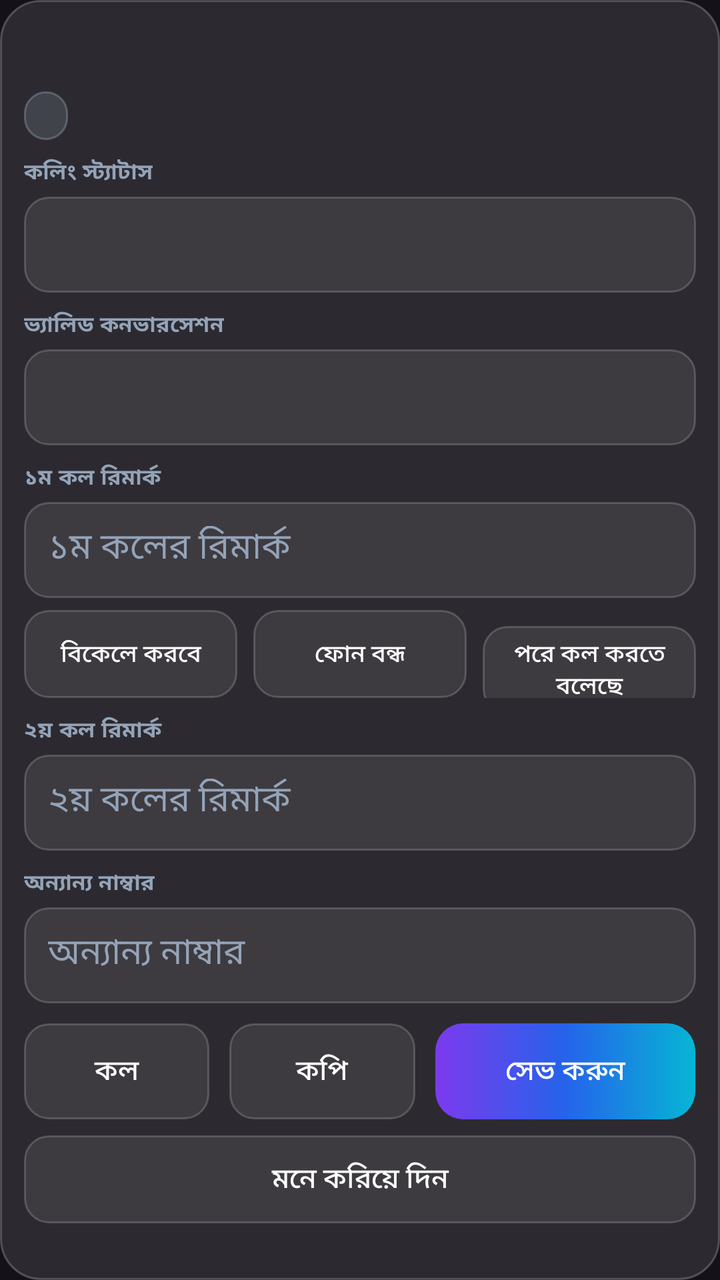
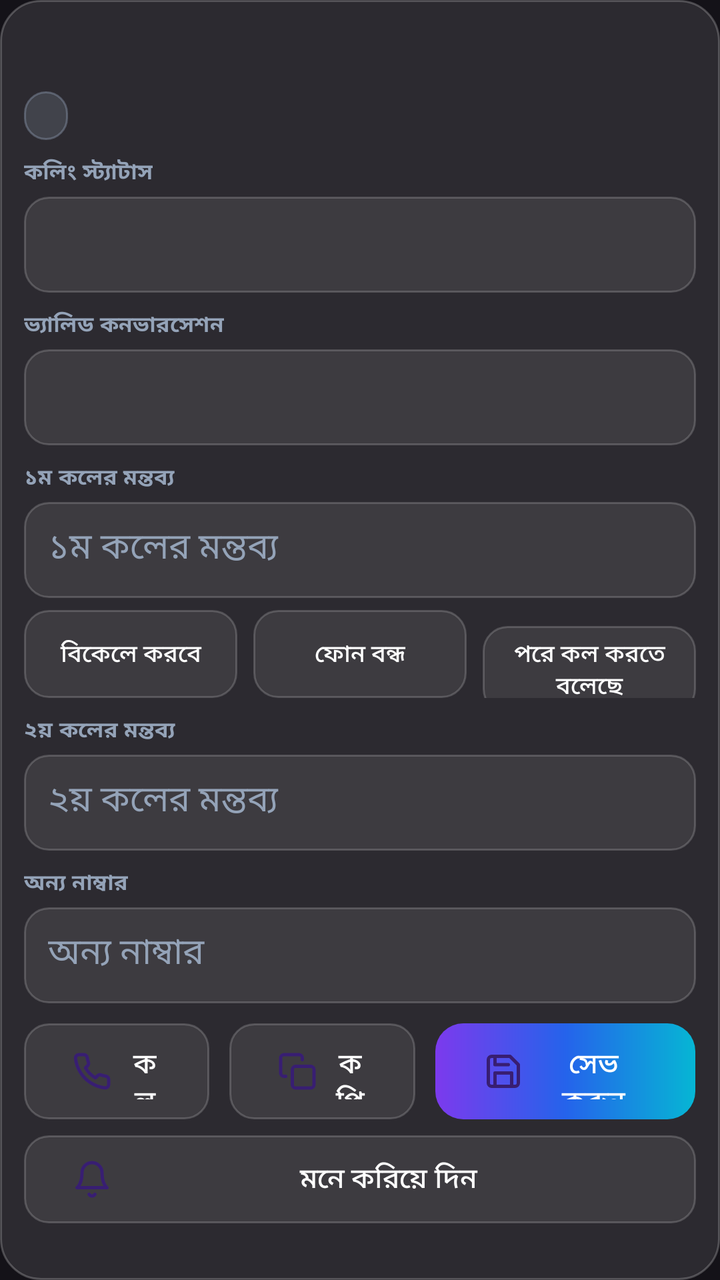

The first picture is an Android layout as it rendered before a commit; the second is the same layout after the commit. The layout source and the unified diff follow.
<!-- AndroidManifest.xml: application theme Theme.Telesales -->
<!-- res/layout/item_row.xml -->
<?xml version="1.0" encoding="utf-8"?>
<LinearLayout xmlns:android="http://schemas.android.com/apk/res/android"
    xmlns:app="http://schemas.android.com/apk/res-auto"
    android:layout_width="match_parent" android:layout_height="wrap_content"
    android:orientation="vertical" android:background="@drawable/glass_card"
    android:layout_margin="6dp" android:padding="12dp">
    <LinearLayout android:layout_width="match_parent" android:layout_height="wrap_content"
        android:orientation="horizontal" android:gravity="center_vertical">
        <TextView android:id="@+id/tvNumber" android:layout_width="0dp" android:layout_height="wrap_content"
            android:layout_weight="1" android:textSize="19sp" android:textStyle="bold"
            android:textColor="@color/white" />
        <TextView android:id="@+id/tvRow" android:layout_width="wrap_content" android:layout_height="wrap_content"
            android:textSize="12sp" android:textColor="@color/lavender" />
    </LinearLayout>
    <LinearLayout android:layout_width="match_parent" android:layout_height="wrap_content"
        android:orientation="horizontal" android:layout_marginTop="8dp">
        <TextView android:id="@+id/tvChipStatus" android:layout_width="wrap_content"
            android:layout_height="wrap_content" android:background="@drawable/chip_grey"
            android:paddingHorizontal="11dp" android:paddingVertical="4dp"
            android:textSize="12sp" android:textStyle="bold" android:textColor="@color/white" />
        <TextView android:id="@+id/tvChipValid" android:layout_width="wrap_content"
            android:layout_height="wrap_content" android:background="@drawable/chip_blue"
            android:paddingHorizontal="11dp" android:paddingVertical="4dp"
            android:layout_marginStart="8dp" android:textSize="12sp" android:textStyle="bold"
            android:textColor="@color/white" android:visibility="gone" />
    </LinearLayout>
    <TextView android:id="@+id/tvHistory" android:layout_width="match_parent"
        android:layout_height="wrap_content" android:textSize="12sp" android:textColor="@color/muted_light"
        android:layout_marginTop="6dp" android:visibility="gone" />
    <TextView android:layout_width="wrap_content" android:layout_height="wrap_content"
        android:text="কলিং স্ট্যাটাস" android:textSize="11sp" android:textStyle="bold"
        android:textColor="@color/muted_light" android:letterSpacing="0.05" android:layout_marginTop="8dp" />
    <Spinner android:id="@+id/spStatus" android:layout_width="match_parent" android:layout_height="48dp"
        android:background="@drawable/glass_field" android:layout_marginTop="4dp" />
    <TextView android:layout_width="wrap_content" android:layout_height="wrap_content"
        android:text="ভ্যালিড কনভারসেশন" android:textSize="11sp" android:textStyle="bold"
        android:textColor="@color/muted_light" android:letterSpacing="0.05" android:layout_marginTop="8dp" />
    <Spinner android:id="@+id/spValid" android:layout_width="match_parent" android:layout_height="48dp"
        android:background="@drawable/glass_field" android:layout_marginTop="4dp" />
    <TextView android:layout_width="wrap_content" android:layout_height="wrap_content"
        android:text="১ম কল রিমার্ক" android:textSize="11sp" android:textStyle="bold"
        android:textColor="@color/muted_light" android:letterSpacing="0.05" android:layout_marginTop="8dp" />
    <com.google.android.material.textfield.TextInputEditText android:id="@+id/etRemark1"
        android:layout_width="match_parent" android:layout_height="48dp" android:hint="১ম কলের রিমার্ক"
        android:background="@drawable/glass_field" android:padding="12dp" android:layout_marginTop="4dp"
        android:textColor="@color/white" android:textColorHint="@color/muted_light" />
    
    <LinearLayout android:layout_width="match_parent" android:layout_height="wrap_content"
        android:orientation="horizontal" android:layout_marginTop="6dp">
        <android.widget.Button android:id="@+id/phraseBtn1" android:layout_width="0dp"
            android:layout_height="44dp" android:layout_weight="1" android:text="বিকেলে করবে"
            android:textSize="12sp" android:background="@drawable/glass_field" android:textColor="@color/white" />
        <android.widget.Button android:id="@+id/phraseBtn2" android:layout_width="0dp"
            android:layout_height="44dp" android:layout_weight="1" android:layout_marginStart="8dp"
            android:text="ফোন বন্ধ" android:textSize="12sp"
            android:background="@drawable/glass_field" android:textColor="@color/white" />
        <android.widget.Button android:id="@+id/phraseBtn3" android:layout_width="0dp"
            android:layout_height="44dp" android:layout_weight="1" android:layout_marginStart="8dp"
            android:text="পরে কল করতে বলেছে" android:textSize="12sp"
            android:background="@drawable/glass_field" android:textColor="@color/white" />
    </LinearLayout>
    <TextView android:layout_width="wrap_content" android:layout_height="wrap_content"
        android:text="২য় কল রিমার্ক" android:textSize="11sp" android:textStyle="bold"
        android:textColor="@color/muted_light" android:letterSpacing="0.05" android:layout_marginTop="8dp" />
    <com.google.android.material.textfield.TextInputEditText android:id="@+id/etRemark2"
        android:layout_width="match_parent" android:layout_height="48dp" android:hint="২য় কলের রিমার্ক"
        android:background="@drawable/glass_field" android:padding="12dp" android:layout_marginTop="4dp"
        android:textColor="@color/white" android:textColorHint="@color/muted_light" />
    <TextView android:layout_width="wrap_content" android:layout_height="wrap_content"
        android:text="অন্যান্য নাম্বার" android:textSize="11sp" android:textStyle="bold"
        android:textColor="@color/muted_light" android:letterSpacing="0.05" android:layout_marginTop="8dp" />
    <com.google.android.material.textfield.TextInputEditText android:id="@+id/etOthers"
        android:layout_width="match_parent" android:layout_height="48dp" android:hint="অন্যান্য নাম্বার"
        android:inputType="phone" android:background="@drawable/glass_field" android:padding="12dp"
        android:layout_marginTop="4dp" android:textColor="@color/white" android:textColorHint="@color/muted_light" />
    <LinearLayout android:layout_width="match_parent" android:layout_height="wrap_content"
        android:orientation="horizontal" android:layout_marginTop="10dp">
        <android.widget.Button android:id="@+id/btnCall" android:layout_width="0dp"
            android:layout_height="48dp" android:layout_weight="1" android:text="কল"
            android:background="@drawable/glass_field" android:textColor="@color/white" />
        <android.widget.Button android:id="@+id/btnCopy" android:layout_width="0dp"
            android:layout_height="48dp" android:layout_weight="1"
            android:layout_marginStart="10dp" android:text="কপি"
            android:background="@drawable/glass_field" android:textColor="@color/white" />
        <com.google.android.material.button.MaterialButton android:id="@+id/btnSave"
            android:layout_width="0dp" android:layout_height="48dp" android:layout_weight="1.4"
            android:layout_marginStart="10dp" android:text="সেভ করুন"
            app:backgroundTint="@null" android:background="@drawable/btn_gradient"
            android:textColor="@color/white" />
    </LinearLayout>
    
    <LinearLayout android:layout_width="match_parent" android:layout_height="wrap_content"
        android:orientation="horizontal" android:layout_marginTop="8dp">
        <android.widget.Button android:id="@+id/remindBtn" android:layout_width="match_parent"
            android:layout_height="44dp" android:text="মনে করিয়ে দিন"
            android:background="@drawable/glass_field" android:textColor="@color/white" />
    </LinearLayout>
</LinearLayout>
<!-- resources referenced by this layout -->
<resources>
  <color name="lavender">#C4B5FD</color>
  <color name="muted_light">#94A3B8</color>
  <color name="white">#FFFFFF</color>
  <!-- drawable chip_grey (drawable) -->
  <?xml version="1.0" encoding="utf-8"?>
  <shape xmlns:android="http://schemas.android.com/apk/res/android" android:shape="rectangle">
      <corners android:radius="100dp" />
      <solid android:color="#3394A3B8" />
      <stroke android:width="1dp" android:color="#6694A3B8" />
  </shape>
  <color name="violet">#7C3AED</color>
  <color name="blue">#2563EB</color>
  <color name="cyan">#06B6D4</color>
  <color name="glass_white">#1AFFFFFF</color>
  <color name="glass_border">#38FFFFFF</color>
  <color name="field_bg">#14FFFFFF</color>
  <color name="field_border">#2EFFFFFF</color>
  <!-- unchanged entries left out for length: 5 -->
</resources>

<!-- the commit's change to res/layout/item_row.xml (unified diff, before → after) -->
@@ -38,10 +38,10 @@
     <Spinner android:id="@+id/spValid" android:layout_width="match_parent" android:layout_height="48dp"
         android:background="@drawable/glass_field" android:layout_marginTop="4dp" />
     <TextView android:layout_width="wrap_content" android:layout_height="wrap_content"
-        android:text="১ম কল রিমার্ক" android:textSize="11sp" android:textStyle="bold"
+        android:text="১ম কলের মন্তব্য" android:textSize="11sp" android:textStyle="bold"
         android:textColor="@color/muted_light" android:letterSpacing="0.05" android:layout_marginTop="8dp" />
     <com.google.android.material.textfield.TextInputEditText android:id="@+id/etRemark1"
-        android:layout_width="match_parent" android:layout_height="48dp" android:hint="১ম কলের রিমার্ক"
+        android:layout_width="match_parent" android:layout_height="48dp" android:hint="১ম কলের মন্তব্য"
         android:background="@drawable/glass_field" android:padding="12dp" android:layout_marginTop="4dp"
         android:textColor="@color/white" android:textColorHint="@color/muted_light" />
     
@@ -60,39 +60,43 @@
             android:background="@drawable/glass_field" android:textColor="@color/white" />
     </LinearLayout>
     <TextView android:layout_width="wrap_content" android:layout_height="wrap_content"
-        android:text="২য় কল রিমার্ক" android:textSize="11sp" android:textStyle="bold"
+        android:text="২য় কলের মন্তব্য" android:textSize="11sp" android:textStyle="bold"
         android:textColor="@color/muted_light" android:letterSpacing="0.05" android:layout_marginTop="8dp" />
     <com.google.android.material.textfield.TextInputEditText android:id="@+id/etRemark2"
-        android:layout_width="match_parent" android:layout_height="48dp" android:hint="২য় কলের রিমার্ক"
+        android:layout_width="match_parent" android:layout_height="48dp" android:hint="২য় কলের মন্তব্য"
         android:background="@drawable/glass_field" android:padding="12dp" android:layout_marginTop="4dp"
         android:textColor="@color/white" android:textColorHint="@color/muted_light" />
     <TextView android:layout_width="wrap_content" android:layout_height="wrap_content"
-        android:text="অন্যান্য নাম্বার" android:textSize="11sp" android:textStyle="bold"
+        android:text="অন্য নাম্বার" android:textSize="11sp" android:textStyle="bold"
         android:textColor="@color/muted_light" android:letterSpacing="0.05" android:layout_marginTop="8dp" />
     <com.google.android.material.textfield.TextInputEditText android:id="@+id/etOthers"
-        android:layout_width="match_parent" android:layout_height="48dp" android:hint="অন্যান্য নাম্বার"
+        android:layout_width="match_parent" android:layout_height="48dp" android:hint="অন্য নাম্বার"
         android:inputType="phone" android:background="@drawable/glass_field" android:padding="12dp"
         android:layout_marginTop="4dp" android:textColor="@color/white" android:textColorHint="@color/muted_light" />
     <LinearLayout android:layout_width="match_parent" android:layout_height="wrap_content"
         android:orientation="horizontal" android:layout_marginTop="10dp">
-        <android.widget.Button android:id="@+id/btnCall" android:layout_width="0dp"
-            android:layout_height="48dp" android:layout_weight="1" android:text="কল"
-            android:background="@drawable/glass_field" android:textColor="@color/white" />
-        <android.widget.Button android:id="@+id/btnCopy" android:layout_width="0dp"
-            android:layout_height="48dp" android:layout_weight="1"
+        <com.google.android.material.button.MaterialButton android:id="@+id/btnCall" android:layout_width="0dp"
+            android:layout_height="48dp" android:layout_weight="1" android:text="কল" android:minWidth="0dp"
+            app:icon="@drawable/ic_call" app:iconSize="20dp" app:iconPadding="8dp"
+            app:backgroundTint="@null" android:background="@drawable/glass_field" android:textColor="@color/white" />
+        <com.google.android.material.button.MaterialButton android:id="@+id/btnCopy" android:layout_width="0dp"
+            android:layout_height="48dp" android:layout_weight="1" android:minWidth="0dp"
             android:layout_marginStart="10dp" android:text="কপি"
-            android:background="@drawable/glass_field" android:textColor="@color/white" />
+            app:icon="@drawable/ic_copy" app:iconSize="20dp" app:iconPadding="8dp"
+            app:backgroundTint="@null" android:background="@drawable/glass_field" android:textColor="@color/white" />
         <com.google.android.material.button.MaterialButton android:id="@+id/btnSave"
             android:layout_width="0dp" android:layout_height="48dp" android:layout_weight="1.4"
             android:layout_marginStart="10dp" android:text="সেভ করুন"
+            app:icon="@drawable/ic_save" app:iconSize="20dp" app:iconPadding="8dp"
             app:backgroundTint="@null" android:background="@drawable/btn_gradient"
             android:textColor="@color/white" />
     </LinearLayout>
     
     <LinearLayout android:layout_width="match_parent" android:layout_height="wrap_content"
         android:orientation="horizontal" android:layout_marginTop="8dp">
-        <android.widget.Button android:id="@+id/remindBtn" android:layout_width="match_parent"
-            android:layout_height="44dp" android:text="মনে করিয়ে দিন"
-            android:background="@drawable/glass_field" android:textColor="@color/white" />
+        <com.google.android.material.button.MaterialButton android:id="@+id/remindBtn" android:layout_width="match_parent"
+            android:layout_height="44dp" android:text="মনে করিয়ে দিন" android:minWidth="0dp"
+            app:icon="@drawable/ic_bell" app:iconSize="20dp" app:iconPadding="8dp"
+            app:backgroundTint="@null" android:background="@drawable/glass_field" android:textColor="@color/white" />
     </LinearLayout>
 </LinearLayout>
<!-- resource entries referenced after the edit -->
@@ -10,6 +10,30 @@
       <solid android:color="#3394A3B8" />
       <stroke android:width="1dp" android:color="#6694A3B8" />
   </shape>
+  <!-- drawable ic_bell (drawable) -->
+  <vector xmlns:android="http://schemas.android.com/apk/res/android"
+      android:width="24dp" android:height="24dp" android:viewportWidth="24" android:viewportHeight="24">
+      <path android:fillColor="@android:color/transparent" android:strokeColor="@android:color/white" android:strokeWidth="2" android:strokeLineCap="round" android:strokeLineJoin="round" android:pathData="M18,8A6,6 0,0 0 6,8c0,7-3,9-3,9h18s-3,-2-3,-9"/>
+      <path android:fillColor="@android:color/transparent" android:strokeColor="@android:color/white" android:strokeWidth="2" android:strokeLineCap="round" android:strokeLineJoin="round" android:pathData="M13.73,21a2,2 0,0 1-3.46,0"/>
+  </vector>
+  <!-- drawable ic_call (drawable) -->
+  <vector xmlns:android="http://schemas.android.com/apk/res/android"
+      android:width="24dp" android:height="24dp" android:viewportWidth="24" android:viewportHeight="24">
+      <path android:fillColor="@android:color/transparent" android:strokeColor="@android:color/white" android:strokeWidth="2" android:strokeLineCap="round" android:strokeLineJoin="round" android:pathData="M22,16.92v3a2,2 0,0 1-2.18,2 19.79,19.79 0,0 1-8.63,-3.07 19.5,19.5 0,0 1-6,-6 19.79,19.79 0,0 1-3.07,-8.67A2,2 0,0 1 4.11,2h3a2,2 0,0 1 2,1.72 12.84,12.84 0,0 0 0.7,2.81 2,2 0,0 1-0.45,2.11L8.09,9.91a16,16 0,0 0 6,6l1.27,-1.27a2,2 0,0 1 2.11,-0.45 12.84,12.84 0,0 0 2.81,0.7A2,2 0,0 1 22,16.92z"/>
+  </vector>
+  <!-- drawable ic_copy (drawable) -->
+  <vector xmlns:android="http://schemas.android.com/apk/res/android"
+      android:width="24dp" android:height="24dp" android:viewportWidth="24" android:viewportHeight="24">
+      <path android:fillColor="@android:color/transparent" android:strokeColor="@android:color/white" android:strokeWidth="2" android:strokeLineCap="round" android:strokeLineJoin="round" android:pathData="M11,9h9a2,2 0,0 1 2,2v9a2,2 0,0 1-2,2H11a2,2 0,0 1-2,-2V11a2,2 0,0 1 2,-2z"/>
+      <path android:fillColor="@android:color/transparent" android:strokeColor="@android:color/white" android:strokeWidth="2" android:strokeLineCap="round" android:strokeLineJoin="round" android:pathData="M5,15H4a2,2 0,0 1-2,-2V4a2,2 0,0 1 2,-2h9a2,2 0,0 1 2,2v1"/>
+  </vector>
+  <!-- drawable ic_save (drawable) -->
+  <vector xmlns:android="http://schemas.android.com/apk/res/android"
+      android:width="24dp" android:height="24dp" android:viewportWidth="24" android:viewportHeight="24">
+      <path android:fillColor="@android:color/transparent" android:strokeColor="@android:color/white" android:strokeWidth="2" android:strokeLineCap="round" android:strokeLineJoin="round" android:pathData="M19,21H5a2,2 0,0 1-2,-2V5a2,2 0,0 1 2,-2h11l5,5v11a2,2 0,0 1-2,2z"/>
+      <path android:fillColor="@android:color/transparent" android:strokeColor="@android:color/white" android:strokeWidth="2" android:strokeLineCap="round" android:strokeLineJoin="round" android:pathData="M17,21v-8H7v8"/>
+      <path android:fillColor="@android:color/transparent" android:strokeColor="@android:color/white" android:strokeWidth="2" android:strokeLineCap="round" android:strokeLineJoin="round" android:pathData="M7,3v5h8"/>
+  </vector>
   <color name="violet">#7C3AED</color>
   <color name="blue">#2563EB</color>
   <color name="cyan">#06B6D4</color>
